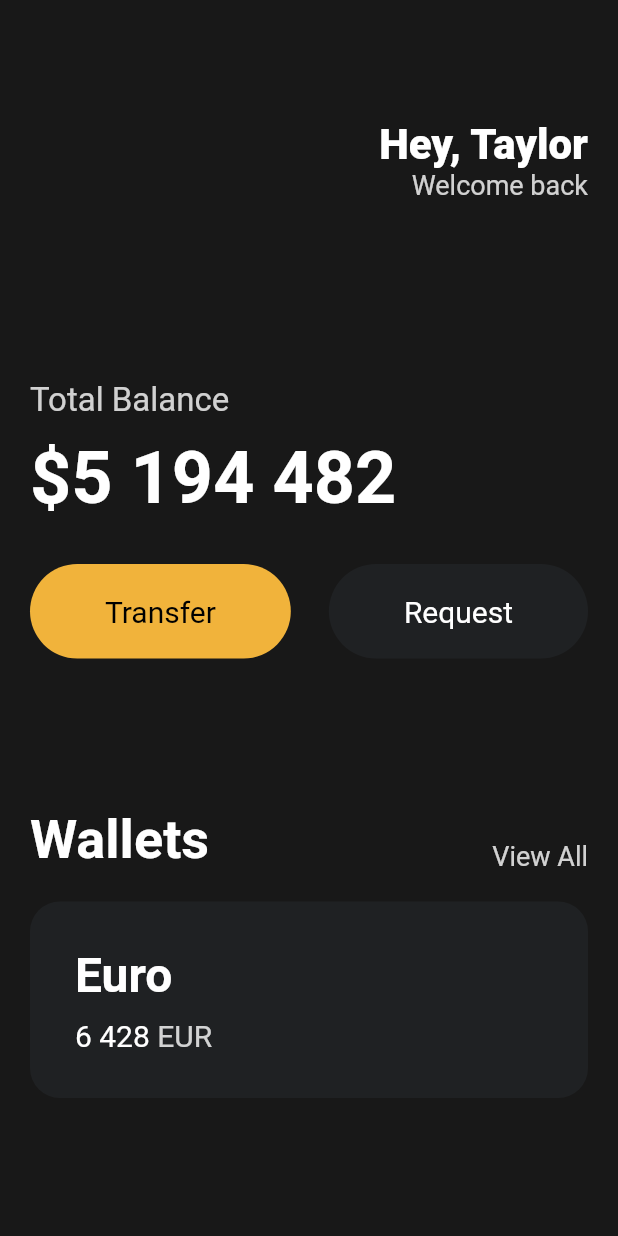
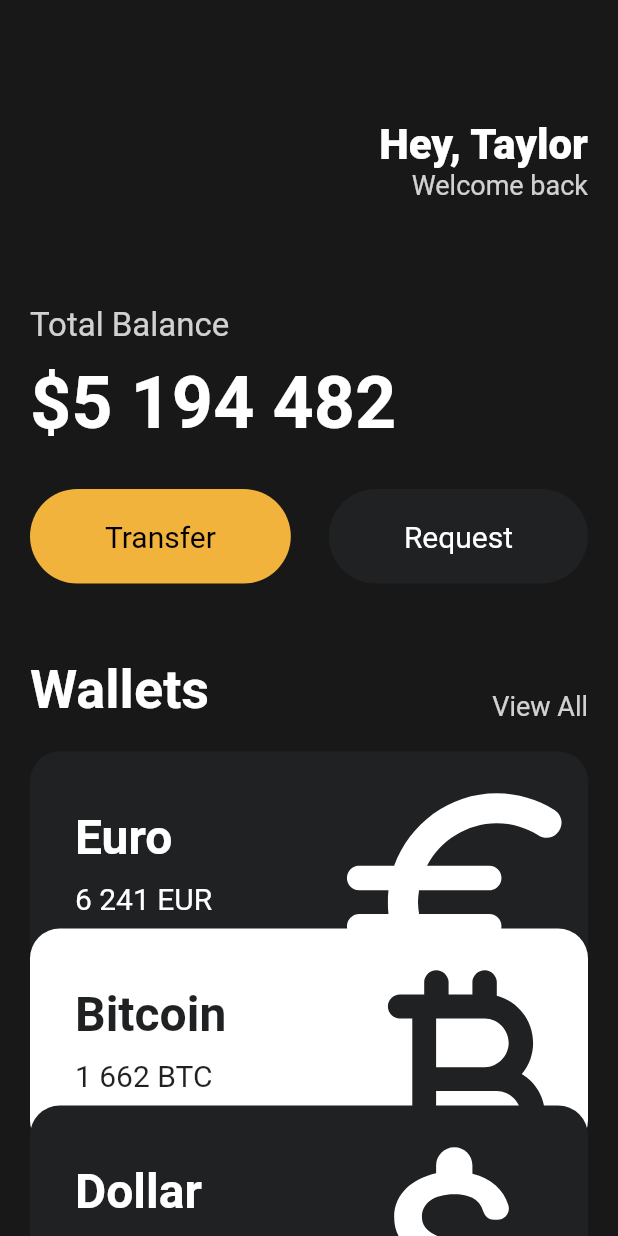
Before and after one commit to yeonghoonPark/flutter_stateless_tut, a Flutter app: the screen it shows after launch, on a phone screen of 412 x 824 dp. Run offline on Flutter 3.47's test engine with Material 2 defaults, Android fonts, the phone set to English and light mode, and no system bars.

Commit message:
[feature] finished toonflix

```diff
--- a/lib/main.dart
+++ b/lib/main.dart
@@ -1,17 +1,8 @@
 import 'package:flutter/material.dart';
 import 'widgets/button.dart';
-
-class Player {
-  String name;
-
-  Player({
-    required this.name,
-  });
-}
+import 'widgets/currency_card.dart';
 
 void main() {
-  var mike = Player(name: 'mike');
-  mike.name;
   runApp(const App());
 }
 
@@ -23,7 +14,8 @@ class App extends StatelessWidget {
     return MaterialApp(
       home: Scaffold(
         backgroundColor: const Color(0xFF181818),
-        body: Padding(
+        body: SingleChildScrollView(
+          child: Padding(
             padding: const EdgeInsets.symmetric(horizontal: 20),
             child: Column(
               crossAxisAlignment: CrossAxisAlignment.start,
@@ -57,7 +49,7 @@ class App extends StatelessWidget {
                   ],
                 ),
                 const SizedBox(
-                height: 120,
+                  height: 70,
                 ),
                 Text(
                   'Total Balance',
@@ -96,7 +88,7 @@ class App extends StatelessWidget {
                   ],
                 ),
                 const SizedBox(
-                height: 100,
+                  height: 50,
                 ),
                 Row(
                   mainAxisAlignment: MainAxisAlignment.spaceBetween,
@@ -122,54 +114,34 @@ class App extends StatelessWidget {
                 const SizedBox(
                   height: 20,
                 ),
-              Container(
-                decoration: BoxDecoration(
-                    color: const Color(0xFF1F2123),
-                    borderRadius: BorderRadius.circular(20)),
-                child: Padding(
-                  padding: const EdgeInsets.all(30),
-                  child: Row(
-                    children: [
-                      Column(
-                        crossAxisAlignment: CrossAxisAlignment.start,
-                        children: [
-                          const Text(
-                            'Euro',
-                            style: TextStyle(
-                              color: Colors.white,
-                              fontSize: 32,
-                              fontWeight: FontWeight.w600,
+                // Card Start
+                const CurrencyCard(
+                  name: 'Euro',
+                  amount: '6 241',
+                  code: 'EUR',
+                  icon: Icons.euro_rounded,
+                  isInverted: false,
                 ),
+
+                const CurrencyCard(
+                  order: 1,
+                  name: 'Bitcoin',
+                  amount: '1 662',
+                  code: 'BTC',
+                  icon: Icons.currency_bitcoin_rounded,
+                  isInverted: true,
                 ),
-                          const SizedBox(
-                            height: 10,
-                          ),
-                          Row(
-                            children: [
-                              const Text(
-                                '6 428',
-                                style: TextStyle(
-                                  color: Colors.white,
-                                  fontSize: 20,
-                                ),
-                              ),
-                              const SizedBox(width: 5),
-                              Text(
-                                'EUR',
-                                style: TextStyle(
-                                  color: Colors.white.withOpacity(0.8),
-                                  fontSize: 20,
-                                ),
-                              ),
-                            ],
-                          )
-                        ],
+
+                const CurrencyCard(
+                  order: 2,
+                  name: 'Dollar',
+                  amount: '976',
+                  code: 'USD',
+                  icon: Icons.attach_money_rounded,
+                  isInverted: false,
                 ),
               ],
             ),
-                ),
-              ),
-            ],
           ),
         ),
       ),
```
Lines whose indentation alone changed are shown as unchanged.
